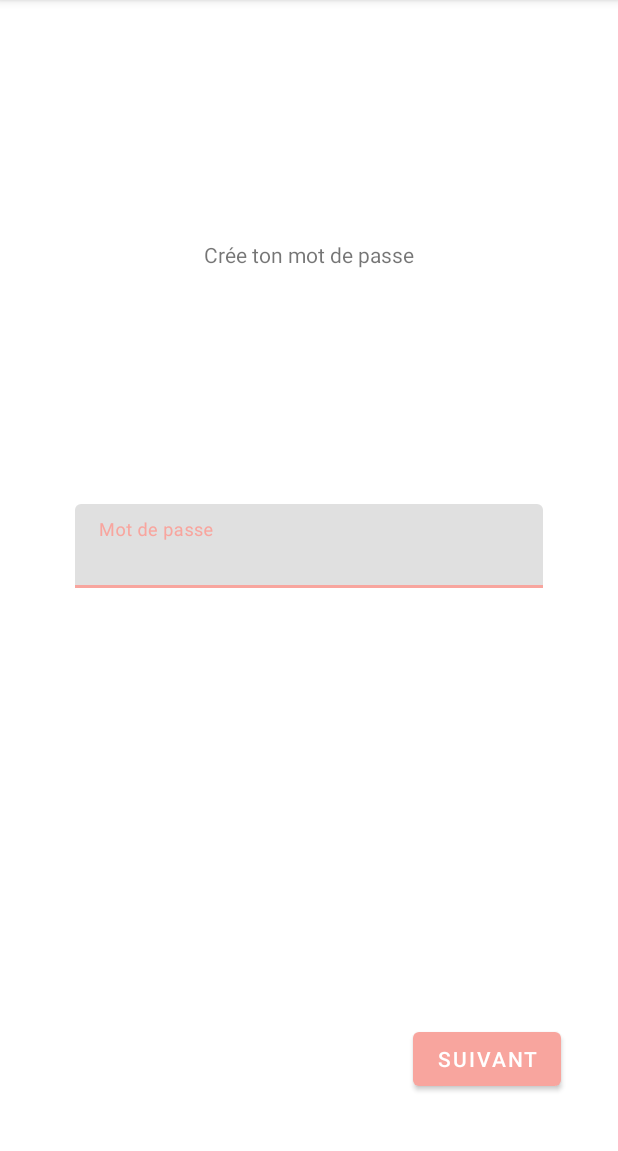
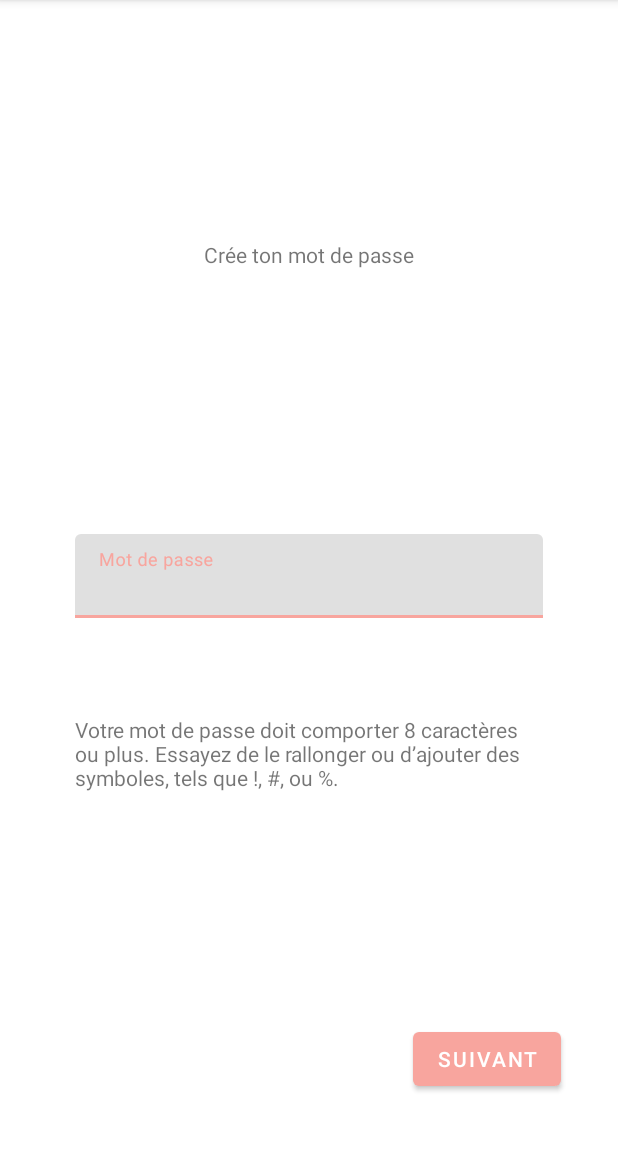
Before and after one commit to HimeShaman/kotlin_nav, an Android app: the SubscriptionScreen5 screen opened directly, with no data from a screen before it, on a phone screen of 412 x 824 dp, the part 84-1235 px from its top. Run offline under Robolectric (Android 15) with nearby library versions, the phone set to English and light mode, and no system bars.

Commit message:
fix constraints

```diff
--- a/app/src/main/res/layout/activity_subscription_screen2.xml
+++ b/app/src/main/res/layout/activity_subscription_screen2.xml
@@ -38,13 +38,14 @@
         app:layout_constraintBottom_toBottomOf="parent"
         app:layout_constraintEnd_toEndOf="parent"
         app:layout_constraintHorizontal_bias="0.507"
-        app:layout_constraintStart_toStartOf="parent"
-        app:layout_constraintTop_toBottomOf="@+id/button" />
+        app:layout_constraintStart_toStartOf="parent" />
 
     <TextView
         android:id="@+id/textView6"
         android:layout_width="wrap_content"
         android:layout_height="wrap_content"
+        android:layout_marginTop="18dp"
+        android:layout_marginBottom="18dp"
         android:text="@string/subscription2_text2"
         app:layout_constraintBottom_toTopOf="@+id/button2"
         app:layout_constraintEnd_toEndOf="parent"
--- a/app/src/main/res/layout/activity_subscription_screen3.xml
+++ b/app/src/main/res/layout/activity_subscription_screen3.xml
@@ -32,12 +32,13 @@
         android:layout_width="0dp"
         android:layout_height="wrap_content"
         android:layout_marginStart="50dp"
+        android:layout_marginTop="200dp"
         android:layout_marginEnd="50dp"
         android:layout_marginBottom="200dp"
         app:layout_constraintBottom_toBottomOf="parent"
         app:layout_constraintEnd_toEndOf="parent"
         app:layout_constraintStart_toStartOf="parent"
-        app:layout_constraintTop_toBottomOf="@+id/textView2">
+        app:layout_constraintTop_toTopOf="parent">
 
         <com.google.android.material.textfield.TextInputEditText
             android:id="@+id/textInputEditText_age"
--- a/app/src/main/res/layout/activity_subscription_screen4.xml
+++ b/app/src/main/res/layout/activity_subscription_screen4.xml
@@ -21,12 +21,13 @@
         android:layout_width="0dp"
         android:layout_height="wrap_content"
         android:layout_marginStart="50dp"
+        android:layout_marginTop="200dp"
         android:layout_marginEnd="50dp"
         android:layout_marginBottom="200dp"
         app:layout_constraintBottom_toBottomOf="parent"
         app:layout_constraintEnd_toEndOf="parent"
         app:layout_constraintStart_toStartOf="parent"
-        app:layout_constraintTop_toBottomOf="@+id/textView7">
+        app:layout_constraintTop_toTopOf="parent">
 
         <com.google.android.material.textfield.TextInputEditText
             android:id="@+id/textInputEditText_email"
@@ -52,6 +53,7 @@
         android:layout_width="0dp"
         android:layout_height="wrap_content"
         android:layout_marginStart="50dp"
+        android:layout_marginTop="24dp"
         android:layout_marginEnd="10dp"
         android:layout_marginBottom="200dp"
         android:text="@string/subscription4_text2"
--- a/app/src/main/res/layout/activity_subscription_screen5.xml
+++ b/app/src/main/res/layout/activity_subscription_screen5.xml
@@ -17,22 +17,24 @@
         app:layout_constraintTop_toTopOf="parent" />
 
     <com.google.android.material.textfield.TextInputLayout
+        android:id="@+id/textInputLayout2"
         android:layout_width="0dp"
         android:layout_height="wrap_content"
         android:layout_marginStart="50dp"
+        android:layout_marginTop="200dp"
         android:layout_marginEnd="50dp"
         android:layout_marginBottom="200dp"
         app:layout_constraintBottom_toBottomOf="parent"
         app:layout_constraintEnd_toEndOf="parent"
         app:layout_constraintStart_toStartOf="parent"
-        app:layout_constraintTop_toTopOf="@+id/textView8">
+        app:layout_constraintTop_toTopOf="parent">
 
         <com.google.android.material.textfield.TextInputEditText
-            android:inputType="textPassword"
             android:id="@+id/textInputEditText_password"
             android:layout_width="match_parent"
             android:layout_height="wrap_content"
-            android:hint="@string/password_hint" />
+            android:hint="@string/password_hint"
+            android:inputType="textPassword" />
     </com.google.android.material.textfield.TextInputLayout>
 
     <Button
@@ -45,4 +47,18 @@
         android:text="@string/str_button_next"
         app:layout_constraintBottom_toBottomOf="parent"
         app:layout_constraintEnd_toEndOf="parent" />
+
+    <TextView
+        android:id="@+id/textView11"
+        android:layout_width="0dp"
+        android:layout_height="wrap_content"
+        android:layout_marginStart="50dp"
+        android:layout_marginTop="24dp"
+        android:layout_marginEnd="50dp"
+        android:layout_marginBottom="200dp"
+        android:text="@string/subscribe5_text2"
+        app:layout_constraintBottom_toBottomOf="parent"
+        app:layout_constraintEnd_toEndOf="parent"
+        app:layout_constraintStart_toStartOf="parent"
+        app:layout_constraintTop_toBottomOf="@+id/textInputLayout2" />
 </androidx.constraintlayout.widget.ConstraintLayout>
--- a/app/src/main/res/values/strings.xml
+++ b/app/src/main/res/values/strings.xml
@@ -28,7 +28,9 @@
 
     <!-- Errors -->
     <string name="error_emptyInput">Veuillez remplir tous les champs.</string>
+    <string name="error_invalidAge">Vous devez avoir 16 ans minimum pour vous inscrire.</string>
     <string name="error_invalidEmail">Veuillez entrer une adresse e-mail valide.</string>
     <string name="error_shortPassword">Votre mot de passe doit faire minimum 8 caractères.</string>
+    <string name="subscribe5_text2">Votre mot de passe doit comporter 8 caractères ou plus. Essayez de le rallonger ou d’ajouter des symboles, tels que !, #, ou %.</string>
 
 </resources>
```
Also changed, not shown: app/src/main/java/com/equipe4/apptest/subscription/SubscriptionScreen3.kt (+8 -3 lines).
